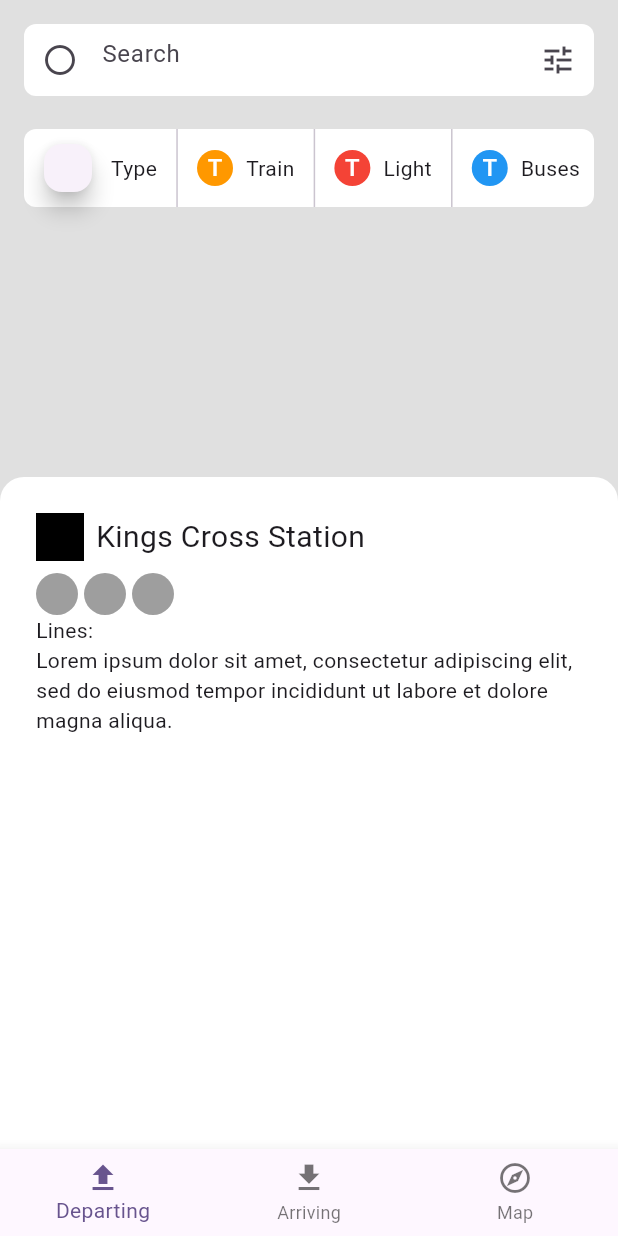
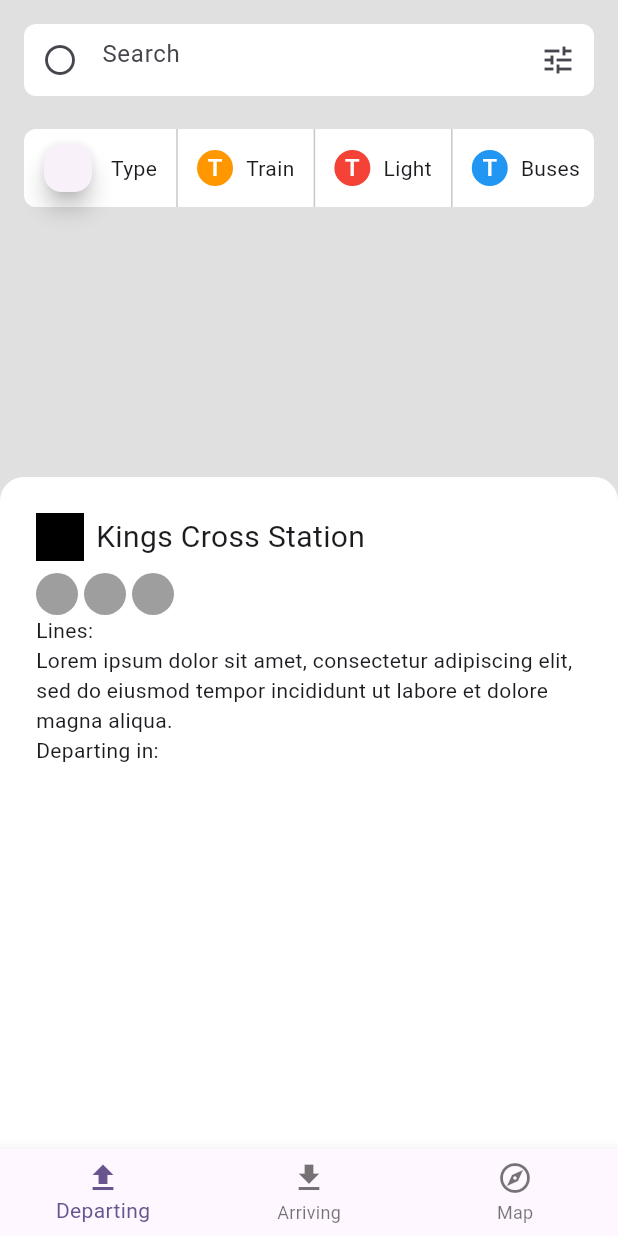
Before and after one commit to JAICHANGPARK/flutter_notebook_chapter_33, a Flutter app: the TransportMainPage screen opened directly, on a phone screen of 412 x 824 dp. Run offline on Flutter 3.47's test engine with Material 2 defaults, Android fonts, the phone set to English and light mode, and no system bars; our stand-ins replace dots_indicator, gap.

Commit message:
Update transport_main_page.dart

```diff
--- a/lib/ep1685_transport_app/views/transport_main_page.dart
+++ b/lib/ep1685_transport_app/views/transport_main_page.dart
@@ -158,7 +158,9 @@ class _TransportMainPageState extends State<TransportMainPage> {
                       Text("Lines:"),
                       Text(
                         "Lorem ipsum dolor sit amet, consectetur adipiscing elit, sed do eiusmod tempor incididunt ut labore et dolore magna aliqua.",
-                      )
+                      ),
+                      Text("Departing in:")
+                      ,
                     ],
                   ),
                 ),
```
